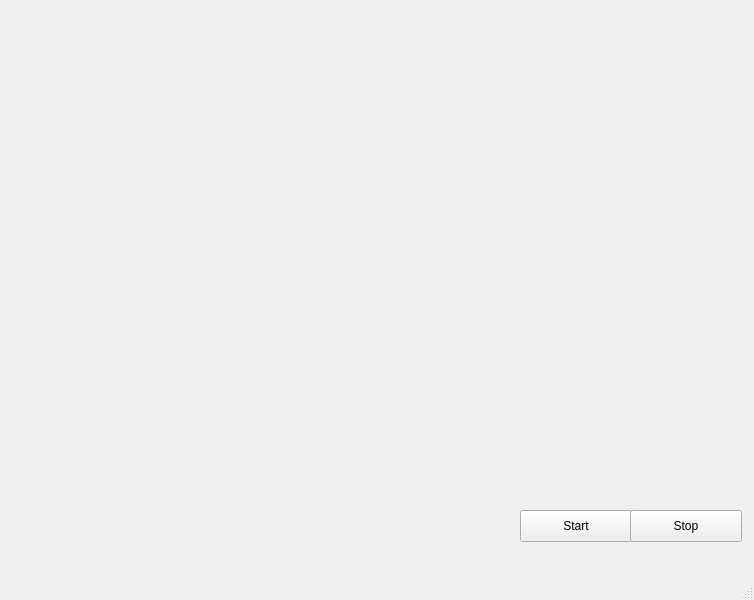
Before: the Qt Designer form mainwindow.ui in brunoaibanez/ParticleSwarmOptimization, drawn with Qt 5.
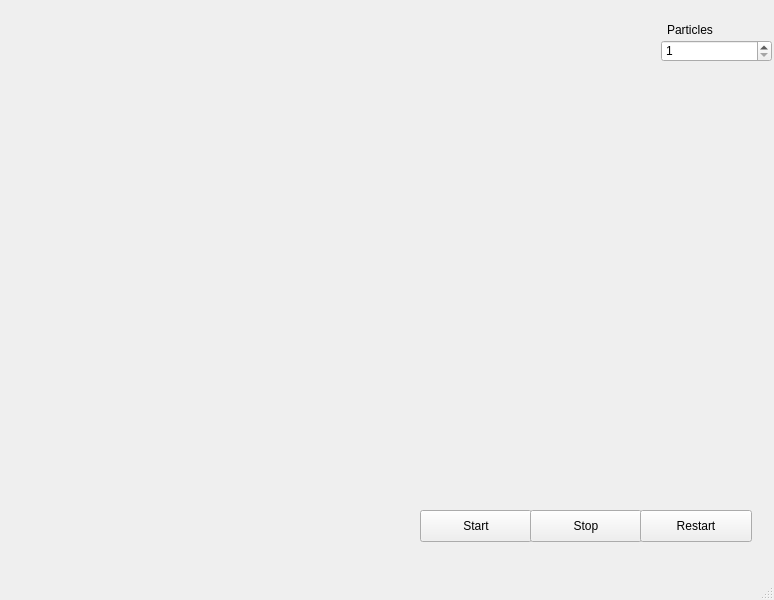
After: the same form once the commit is applied.

Commit message: Added stop/restart button, added change number of particles functionality

What changed in the file:
```diff
--- a/mainwindow.ui
+++ b/mainwindow.ui
@@ -6,7 +6,7 @@
    <rect>
     <x>0</x>
     <y>0</y>
-    <width>754</width>
+    <width>774</width>
     <height>600</height>
    </rect>
   </property>
@@ -17,7 +17,7 @@
    <widget class="QPushButton" name="pushButton">
     <property name="geometry">
      <rect>
-      <x>520</x>
+      <x>420</x>
       <y>510</y>
       <width>112</width>
       <height>32</height>
@@ -30,7 +30,7 @@
    <widget class="QPushButton" name="pushButton_2">
     <property name="geometry">
      <rect>
-      <x>630</x>
+      <x>530</x>
       <y>510</y>
       <width>112</width>
       <height>32</height>
@@ -45,7 +45,7 @@
      <rect>
       <x>10</x>
       <y>5</y>
-      <width>741</width>
+      <width>631</width>
       <height>491</height>
      </rect>
     </property>
@@ -53,6 +53,48 @@
      <string/>
     </property>
    </widget>
+   <widget class="QPushButton" name="restartButton">
+    <property name="geometry">
+     <rect>
+      <x>640</x>
+      <y>510</y>
+      <width>112</width>
+      <height>32</height>
+     </rect>
+    </property>
+    <property name="text">
+     <string>Restart</string>
+    </property>
+   </widget>
+   <widget class="QSpinBox" name="numberOfParticles">
+    <property name="geometry">
+     <rect>
+      <x>661</x>
+      <y>40</y>
+      <width>111</width>
+      <height>22</height>
+     </rect>
+    </property>
+    <property name="minimum">
+     <number>1</number>
+    </property>
+    <property name="maximum">
+     <number>10</number>
+    </property>
+   </widget>
+   <widget class="QLabel" name="label">
+    <property name="geometry">
+     <rect>
+      <x>667</x>
+      <y>20</y>
+      <width>101</width>
+      <height>20</height>
+     </rect>
+    </property>
+    <property name="text">
+     <string>Particles</string>
+    </property>
+   </widget>
   </widget>
   <widget class="QMenuBar" name="menubar">
    <property name="geometry">
```
Left out of the diff: 6 changed lines with no effect on the pictures. The commit also changes 7 other files.
